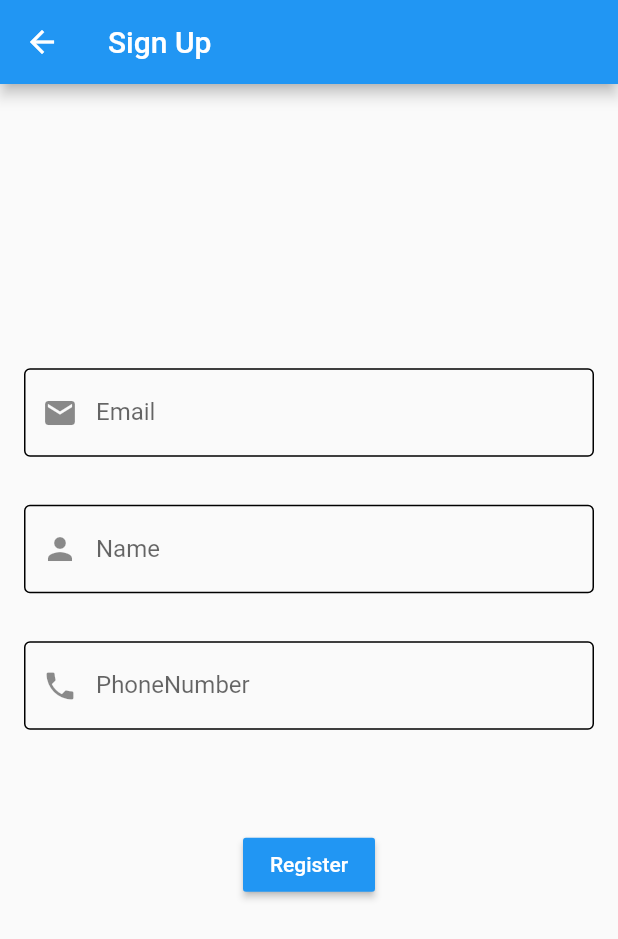
After one commit to kepposo/MobileApp, a Flutter app: the screen it shows after launch, after a tap on the "access time" icon, on a phone screen of 412 x 824 dp. The commit adds this screen. Shown: the top 939 px of the screen. Run offline on Flutter 3.47's test engine with Material 2 defaults, Android fonts, the phone set to English and light mode, and no system bars.

Commit message:
added sign up

```diff
--- a/star_store/lib/home_screen.dart
+++ b/star_store/lib/home_screen.dart
@@ -1,6 +1,8 @@
-import 'dart:convert';
+
 import 'package:flutter/material.dart';
 import 'package:flutter/services.dart' show rootBundle;
+import 'package:star_store/register.dart';
+
 
 
 class HomeScreen extends StatefulWidget {
@@ -55,6 +57,11 @@ class _State extends State<HomeScreen> {
               });
             },
           ),
+          actions: [
+            IconButton(icon: Icon(Icons.access_time),
+           onPressed: ()=> Navigator.push(context, MaterialPageRoute(builder: (context)=>SignUp())),
+            )
+          ],
         ),
         body:
             //carousel start
--- a/star_store/lib/main.dart
+++ b/star_store/lib/main.dart
@@ -1,5 +1,6 @@
 import 'package:flutter/material.dart';
 import 'home_screen.dart';
+import 'register.dart';
 
 void main() {
   runApp(StarStoreApp());
@@ -13,8 +14,14 @@ class StarStoreApp extends StatelessWidget {
     return
     new MaterialApp(
       home: new HomeScreen(),
-
+      routes: <String, WidgetBuilder>{
+        '/register': (BuildContext context) => new SignUp(),
+       // '/login': (BuildContext context) => new Login(),
+       // '/homepage': (BuildContext context) => new HomePage(),
+       // '/cartpage': (BuildContext context) => new Cartpage(),
+       // '/profile': (BuildContext context) => new Profile(),
+      }
     );
-  } // Widget
+  }// Widget
 
 }
--- /dev/null
+++ b/star_store/lib/register.dart
@@ -0,0 +1,71 @@
+import 'package:flutter/material.dart';
+
+class SignUp extends StatelessWidget
+{
+  @override
+  Widget build(BuildContext context) {
+    return Scaffold(
+
+        appBar: AppBar(
+          title: Text("Sign Up"),
+        ),
+        body: Center(
+            child: SingleChildScrollView(
+          child: Column(
+            mainAxisAlignment: MainAxisAlignment.start,
+            children: <Widget>[
+              Padding(
+                padding: EdgeInsets.symmetric(vertical: 16.0, horizontal: 16.0),
+                child: TextField(
+                  decoration: InputDecoration(
+                    prefixIcon: Icon(Icons.email),
+                    labelText: 'Email',
+                    enabledBorder: OutlineInputBorder(
+                        borderSide: BorderSide(color: Colors.black)),
+                    //border: OutlineInputBorder(),
+                  ),
+                ),
+              ),
+              Padding(
+                padding: EdgeInsets.symmetric(vertical: 16.0, horizontal: 16.0),
+                child: TextField(
+                  decoration: InputDecoration(
+                    prefixIcon: Icon(Icons.person),
+                    labelText: 'Name',
+                    enabledBorder: OutlineInputBorder(
+                        borderSide: BorderSide(color: Colors.black)),
+                    border: OutlineInputBorder(),
+                  ),
+                ),
+              ),
+              Padding(
+                padding: EdgeInsets.symmetric(vertical: 16.0, horizontal: 16.0),
+                child: TextField(
+                  decoration: InputDecoration(
+                    prefixIcon: Icon(Icons.phone),
+                    labelText: 'PhoneNumber',
+                    enabledBorder: OutlineInputBorder(
+                        borderSide: BorderSide(color: Colors.black)),
+                    border: OutlineInputBorder(),
+                  ),
+                ),
+
+              ),
+              Padding(
+                padding: EdgeInsets.symmetric(horizontal: 16.0, vertical: 50.0),
+                child: MaterialButton(
+                  child: Text(
+                    'Register',
+                    style: TextStyle(color: Colors.white),
+                  ),
+                  color: Colors.blue,
+                  onPressed: () {
+
+                  },
+                ),
+              ),
+            ],
+          ),
+        )));
+  }
+}
```
